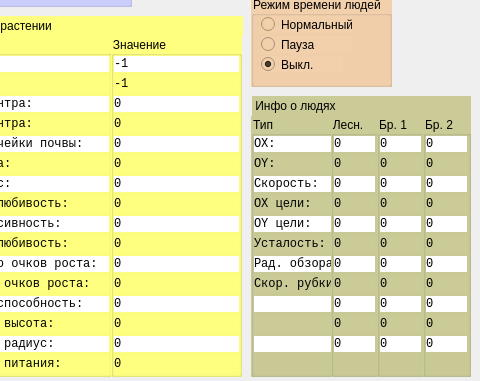
GulinAlexey/Prakt2021, file Forest/mainwidget.ui: the form before one commit; both pictures show x 879 to 1359 and y 324 to 705 of the 1359 by 705 pixel window.
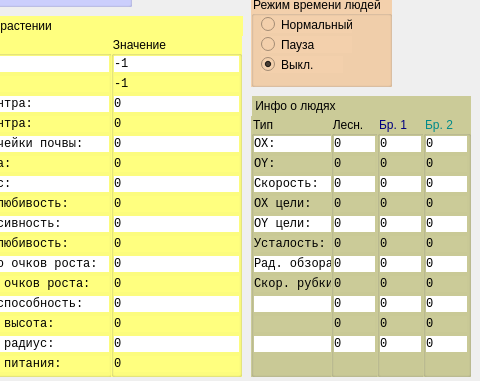
The form after the commit. Icons and pictures are not drawn.

Commit message: Названия столбцов инфо о браконьерах окрашены в цвет их шапок, чтобы было проще понять, кому какая шапка принадлежит

What changed in the file:
```diff
--- a/Forest/mainwidget.ui
+++ b/Forest/mainwidget.ui
@@ -6469,7 +6469,7 @@
         <color alpha="255">
          <red>0</red>
          <green>0</green>
-         <blue>0</blue>
+         <blue>127</blue>
         </color>
        </brush>
       </colorrole>
@@ -6615,7 +6615,7 @@
         <color alpha="255">
          <red>0</red>
          <green>0</green>
-         <blue>0</blue>
+         <blue>127</blue>
         </color>
        </brush>
       </colorrole>
@@ -7160,8 +7160,8 @@
        <brush brushstyle="SolidPattern">
         <color alpha="255">
          <red>0</red>
-         <green>0</green>
-         <blue>0</blue>
+         <green>138</green>
+         <blue>138</blue>
         </color>
        </brush>
       </colorrole>
@@ -7306,8 +7306,8 @@
        <brush brushstyle="SolidPattern">
         <color alpha="255">
          <red>0</red>
-         <green>0</green>
-         <blue>0</blue>
+         <green>138</green>
+         <blue>138</blue>
         </color>
        </brush>
       </colorrole>
```
Left out of the diff: 6 changed lines with no effect on the pictures.
